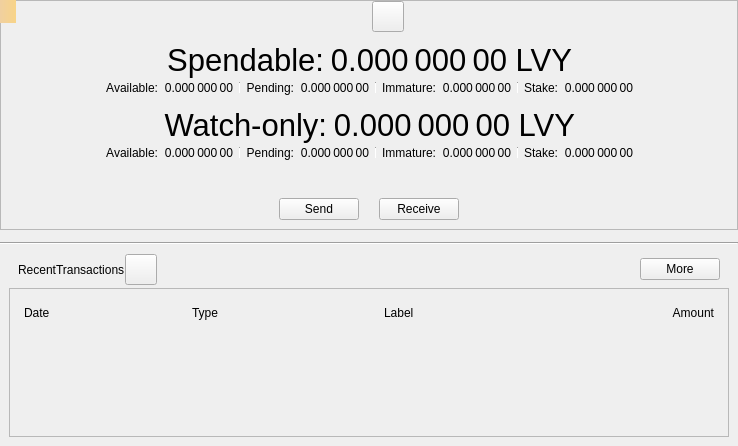
Qt form src/qt/forms/overviewpage.ui (AlveyCoin/Alvey-Core) before a commit.
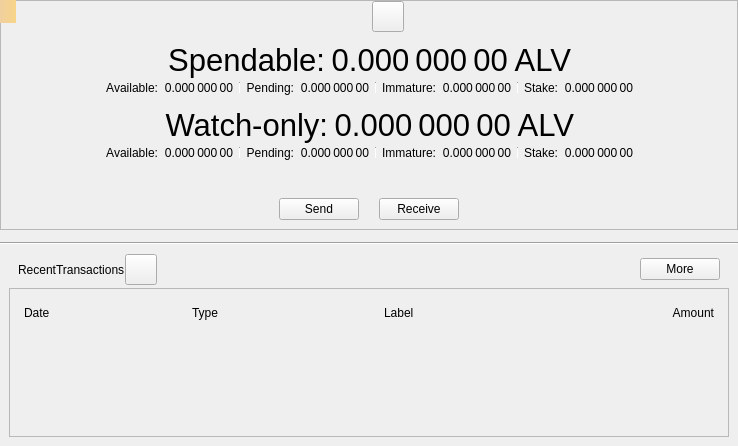
The same form after that commit. Icons and pictures are not drawn. Custom widgets are drawn as their Qt base class.

What changed in the file:
```diff
--- a/src/qt/forms/overviewpage.ui
+++ b/src/qt/forms/overviewpage.ui
@@ -203,7 +203,7 @@
                <string>Your current total balance</string>
               </property>
               <property name="text">
-               <string notr="true">0.000 000 00 LVY</string>
+               <string notr="true">0.000 000 00 ALV</string>
               </property>
               <property name="alignment">
                <set>Qt::AlignRight|Qt::AlignTrailing|Qt::AlignVCenter</set>
@@ -564,7 +564,7 @@
                <string>Current total balance in watch-only addresses</string>
               </property>
               <property name="text">
-               <string notr="true">0.000 000 00 LVY</string>
+               <string notr="true">0.000 000 00 ALV</string>
               </property>
               <property name="alignment">
                <set>Qt::AlignRight|Qt::AlignTrailing|Qt::AlignVCenter</set>
```
